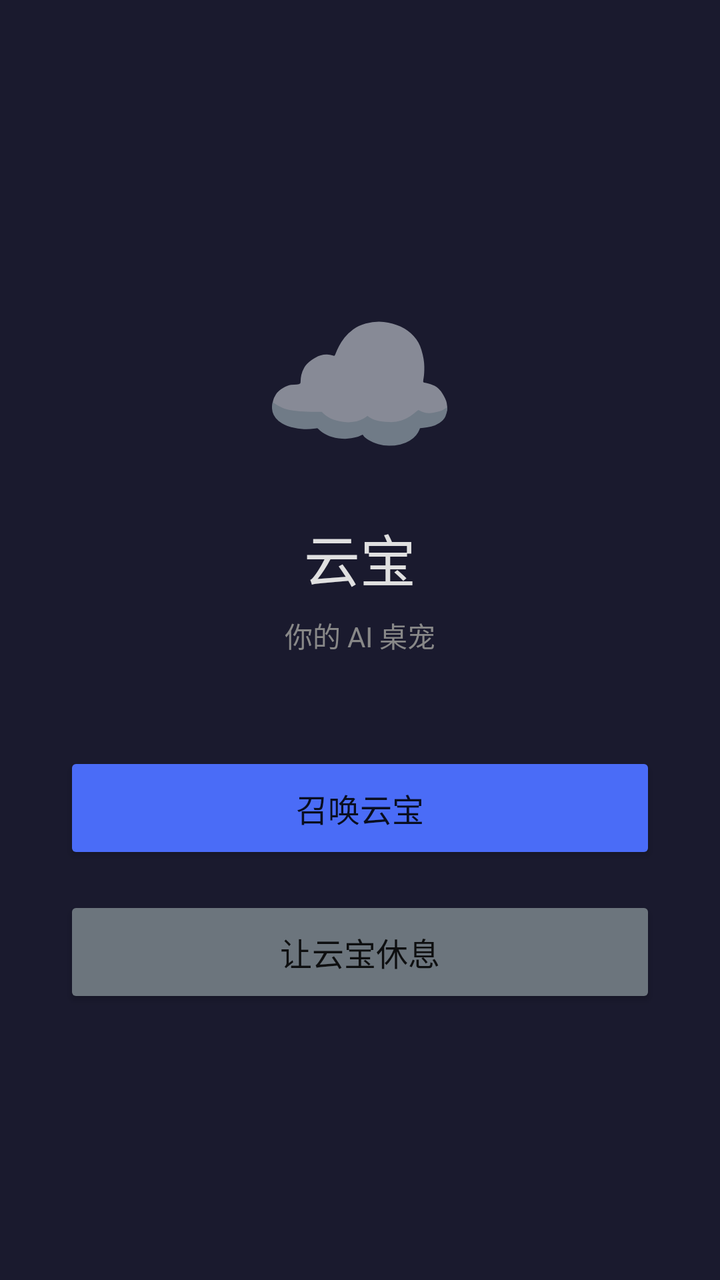
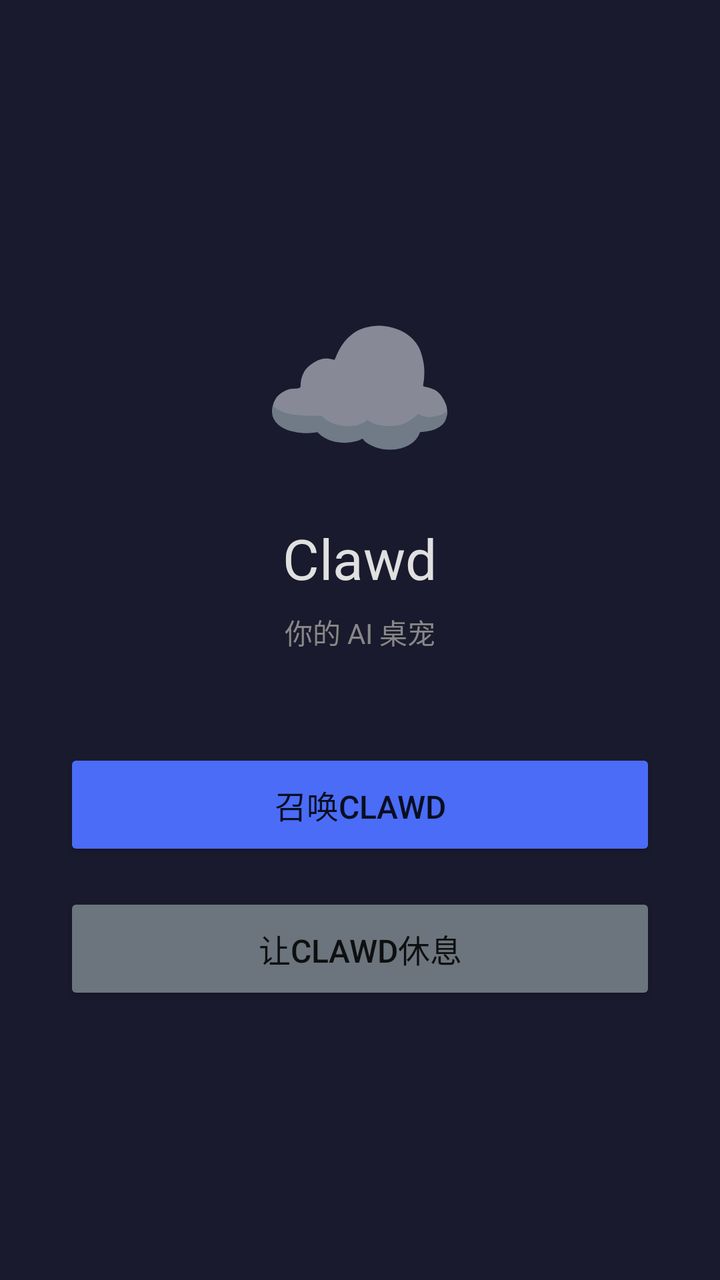

An Android layout rendered at two revisions. The XML below is the earlier revision; the diff shows what the commit changed to produce the second picture.
<!-- AndroidManifest.xml: activity theme Theme.CloudPet -->
<!-- res/layout/activity_main.xml -->
<?xml version="1.0" encoding="utf-8"?>
<LinearLayout xmlns:android="http://schemas.android.com/apk/res/android"
    android:layout_width="match_parent" android:layout_height="match_parent"
    android:orientation="vertical" android:gravity="center"
    android:padding="32dp" android:background="#1a1a2e">
    <TextView android:layout_width="wrap_content" android:layout_height="wrap_content"
        android:text="☁️" android:textSize="80dp" android:layout_marginBottom="16dp" />
    <TextView android:layout_width="wrap_content" android:layout_height="wrap_content"
        android:text="云宝" android:textSize="28dp" android:textColor="#e0e0e0"
        android:layout_marginBottom="8dp" />
    <TextView android:layout_width="wrap_content" android:layout_height="wrap_content"
        android:text="你的 AI 桌宠" android:textSize="14dp" android:textColor="#888"
        android:layout_marginBottom="48dp" />
    <Button android:id="@+id/btn_start" android:layout_width="match_parent"
        android:layout_height="56dp" android:text="召唤云宝" android:textSize="16dp"
        android:backgroundTint="#4a6cf7" android:layout_marginBottom="16dp" />
    <Button android:id="@+id/btn_stop" android:layout_width="match_parent"
        android:layout_height="56dp" android:text="让云宝休息" android:textSize="16dp"
        android:backgroundTint="#6c757d" />
</LinearLayout>
<!-- resources referenced by this layout -->
<resources>
  <style name="Theme.CloudPet" parent="Theme.AppCompat.DayNight.NoActionBar">
          <item name="android:statusBarColor">#1a1a2e</item>
      </style>
</resources>

<!-- the commit's change to res/layout/activity_main.xml (unified diff, before → after) -->
@@ -6,15 +6,15 @@
     <TextView android:layout_width="wrap_content" android:layout_height="wrap_content"
         android:text="☁️" android:textSize="80dp" android:layout_marginBottom="16dp" />
     <TextView android:layout_width="wrap_content" android:layout_height="wrap_content"
-        android:text="云宝" android:textSize="28dp" android:textColor="#e0e0e0"
+        android:text="Clawd" android:textSize="28dp" android:textColor="#e0e0e0"
         android:layout_marginBottom="8dp" />
     <TextView android:layout_width="wrap_content" android:layout_height="wrap_content"
         android:text="你的 AI 桌宠" android:textSize="14dp" android:textColor="#888"
         android:layout_marginBottom="48dp" />
     <Button android:id="@+id/btn_start" android:layout_width="match_parent"
-        android:layout_height="56dp" android:text="召唤云宝" android:textSize="16dp"
+        android:layout_height="56dp" android:text="召唤Clawd" android:textSize="16dp"
         android:backgroundTint="#4a6cf7" android:layout_marginBottom="16dp" />
     <Button android:id="@+id/btn_stop" android:layout_width="match_parent"
-        android:layout_height="56dp" android:text="让云宝休息" android:textSize="16dp"
+        android:layout_height="56dp" android:text="让Clawd休息" android:textSize="16dp"
         android:backgroundTint="#6c757d" />
 </LinearLayout>
